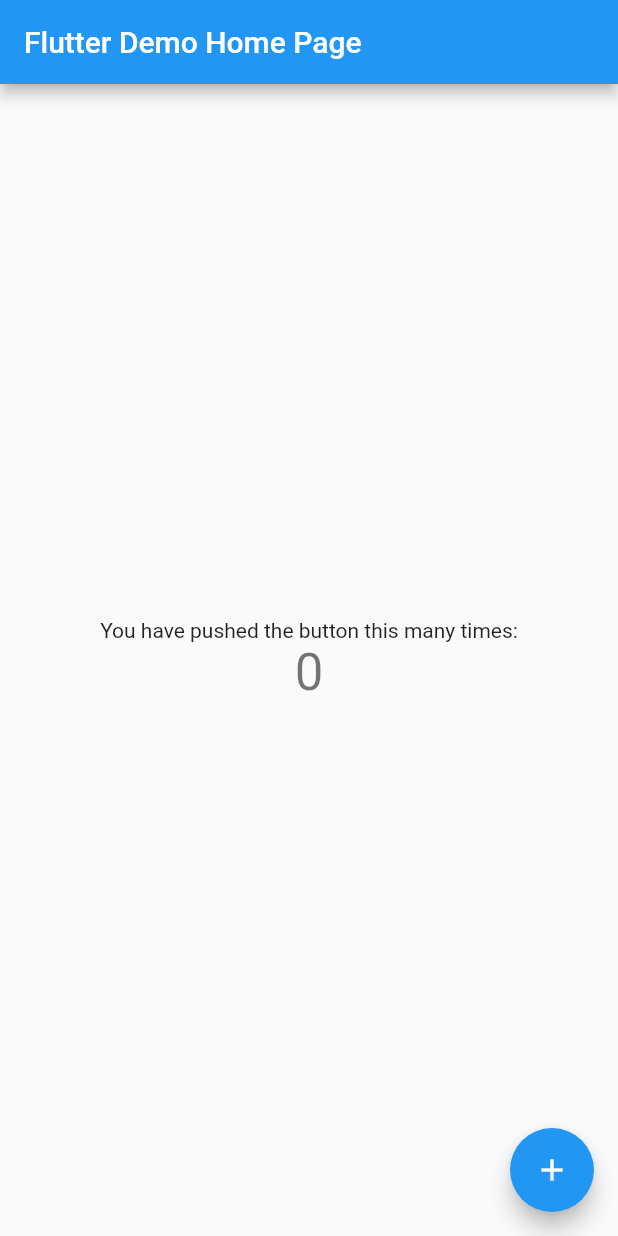
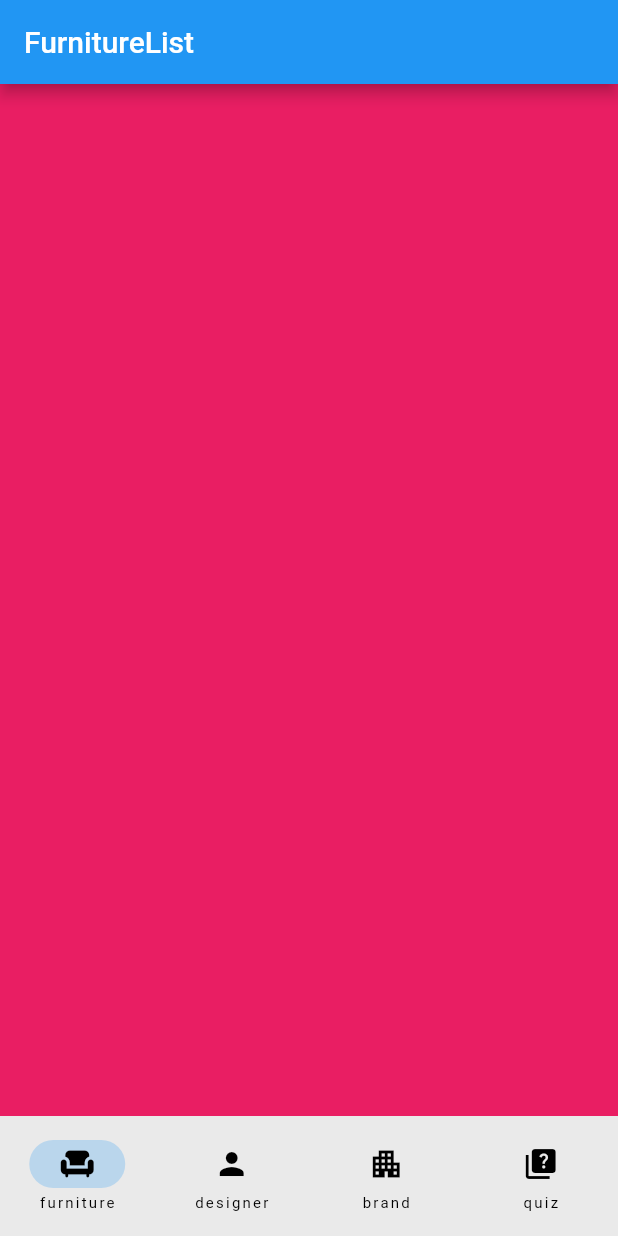
Before and after one commit to uradev0123/furniture, a Flutter app: the screen it shows after launch, on a phone screen of 412 x 824 dp. Run offline on Flutter 3.47's test engine with Material 2 defaults, Android fonts, the phone set to English and light mode, and no system bars; our stand-ins replace auto_route, firebase_core; accounts and stored records are empty.

Commit message:
set auto_router

```diff
--- a/lib/main.dart
+++ b/lib/main.dart
@@ -1,6 +1,7 @@
 import 'package:firebase_core/firebase_core.dart';
 import 'package:flutter/material.dart';
 import 'package:furniture/firebase_options.dart';
+import 'package:furniture/presentation/router/app_router.dart';
 
 void main() async {
   WidgetsFlutterBinding.ensureInitialized();
@@ -17,62 +18,9 @@ class MyApp extends StatelessWidget {
 
   @override
   Widget build(BuildContext context) {
-    return MaterialApp(
-      home: const MyHomePage(title: 'Flutter Demo Home Page'),
-    );
-
-    // // Auto-Router
-    // final appRouter = AppRouter();
-    // return MaterialApp.router(
-    //   routerConfig: appRouter.config(),
-    // );
-
-  }
-}
-
-class MyHomePage extends StatefulWidget {
-  const MyHomePage({super.key, required this.title});
-
-  final String title;
-
-  @override
-  State<MyHomePage> createState() => _MyHomePageState();
-}
-
-class _MyHomePageState extends State<MyHomePage> {
-  int _counter = 0;
-
-  void _incrementCounter() {
-    setState(() {
-      _counter++;
-    });
-  }
-
-  @override
-  Widget build(BuildContext context) {
-    return Scaffold(
-      appBar: AppBar(
-        title: Text(widget.title),
-      ),
-      body: Center(
-        child: Column(
-          mainAxisAlignment: MainAxisAlignment.center,
-          children: <Widget>[
-            const Text(
-              'You have pushed the button this many times:',
-            ),
-            Text(
-              '$_counter',
-              style: Theme.of(context).textTheme.headlineMedium,
-            ),
-          ],
-        ),
-      ),
-      floatingActionButton: FloatingActionButton(
-        onPressed: _incrementCounter,
-        tooltip: 'Increment',
-        child: const Icon(Icons.add),
-      ),
+    AppRouter appRouter = AppRouter();
+    return MaterialApp.router(
+      routerConfig: appRouter.config(),
     );
   }
 }
--- a/lib/presentation/dialogs/memo_dialog.dart
+++ b/lib/presentation/dialogs/memo_dialog.dart
@@ -0,0 +1 @@
+// BottomNavigationBarItem(icon: Icon(Icons.description), label: 'Memo'),
--- a/lib/presentation/pages/page_furniture_list.dart
+++ b/lib/presentation/pages/page_furniture_list.dart
@@ -0,0 +1,17 @@
+import 'package:auto_route/auto_route.dart';
+import 'package:flutter/material.dart';
+import 'package:furniture/presentation/router/app_router.gr.dart';
+
+@RoutePage()
+class PageFurnitureList extends StatelessWidget {
+  const PageFurnitureList({super.key});
+
+  @override
+  Widget build(BuildContext context) {
+    return Scaffold(
+      appBar: AppBar(title: const Text('FurnitureList'),),
+      backgroundColor: Colors.pink,
+      body: Container(),
+    );
+  }
+}
--- a/lib/presentation/pages/page_root.dart
+++ b/lib/presentation/pages/page_root.dart
@@ -0,0 +1,37 @@
+import 'package:auto_route/auto_route.dart';
+import 'package:flutter/material.dart';
+
+import 'package:furniture/presentation/router/app_router.gr.dart';
+
+@RoutePage()
+class PageRoot extends StatelessWidget {
+  const PageRoot({super.key});
+
+  @override
+  Widget build(BuildContext context) {
+    return AutoTabsRouter(
+      routes: const[
+        RouteFurnitureList(),
+        RouteDesignerList(),
+        RouteBrandList(),
+        RouteQuiz(),
+      ],
+      builder: (context, child) {
+        final tabsRouter = context.tabsRouter;
+        return Scaffold(
+          body: child,
+          bottomNavigationBar: NavigationBar(
+            selectedIndex: tabsRouter.activeIndex,
+            destinations: const [
+              NavigationDestination(icon: Icon(Icons.chair), label: 'furniture'),
+              NavigationDestination(icon: Icon(Icons.person), label: 'designer'),
+              NavigationDestination(icon: Icon(Icons.apartment), label: 'brand'),
+              NavigationDestination(icon: Icon(Icons.quiz), label: 'quiz'),
+            ],
+            onDestinationSelected: tabsRouter.setActiveIndex,
+          ),
+        );
+      },
+    );
+  }
+}
--- a/lib/presentation/router/app_router.dart
+++ b/lib/presentation/router/app_router.dart
@@ -1,3 +1,33 @@
-// auto_routerのルーター部分を記述
-// ページへのリンクを記述
-// だいたいは自動生成に頼る
+import 'package:auto_route/auto_route.dart';
+
+import 'app_router.gr.dart';
+
+@AutoRouterConfig()
+class AppRouter extends $AppRouter {
+  @override
+  List<AutoRoute> get routes => [
+    AutoRoute(
+      path: '/',
+      page: RouteRoot.page,
+      children: [
+        AutoRoute(
+          initial: true,
+          path: 'furniture',
+          page: RouteFurnitureList.page,
+        ),
+        AutoRoute(
+          path: 'designer',
+          page: RouteDesignerList.page,
+        ),
+        AutoRoute(
+          path: 'brand',
+          page: RouteBrandList.page,
+        ),
+        AutoRoute(
+          path: 'quiz',
+          page: RouteQuiz.page,
+        ),
+      ],
+    ),
+  ];
+}
--- a/lib/presentation/router/page_path.dart
+++ b/lib/presentation/router/page_path.dart
@@ -1 +1,5 @@
 // 各ページへのパスは文字列なので間違えないようにクラス化（変数化）しておく
+
+class PagePath {
+  static String a = 'acb';
+}
--- a/memo/memo_base.txt
+++ b/memo/memo_base.txt
@@ -26,6 +26,10 @@
     templateプロジェクトのフォルダをそのままコピーできる
 
 7. auto_routerを生成
-    main()に渡すAppがAppRouterになる
+    learningプロジェクトを参照。
+    このときボトムナビ直下のpageも作ることになるが、riverpodも使用するためstatelessではなくconsumerで作りたい
+    今回は慣れていないので一旦statelessで作ったが、慣れたらいきなりconsumerで作るといいと思う
+    runApp()に渡すAppがAppRouterになる
 
 8. riverpodを導入
+    runApp()に渡すAppがProviderScope(child: AppRouter)になる
--- a/pubspec.yaml
+++ b/pubspec.yaml
@@ -13,6 +13,7 @@ dependencies:
     sdk: flutter
   cupertino_icons: ^1.0.2
 
+  #自分で追加したパッケージ
   freezed_annotation:
   flutter_riverpod:
   riverpod_annotation:
@@ -26,6 +27,7 @@ dev_dependencies:
     sdk: flutter
   flutter_lints: ^2.0.0
 
+  #自分で追加したパッケージ
   build_runner:
   freezed:
   json_serializable:
```
Also changed, not shown: lib/furniture-master.dart (+2 -125 lines), lib/presentation/pages/page_brand_list.dart (+17 -0 lines), lib/presentation/pages/page_designer_list.dart (+17 -0 lines), lib/presentation/pages/page_quiz.dart (+16 -0 lines), lib/presentation/router/app_router.gr.dart (added).
